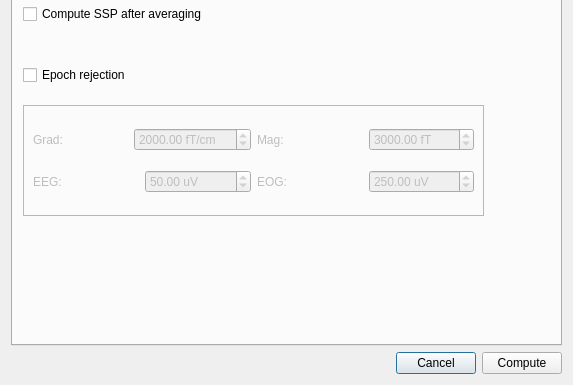
This is hoksotin/ui/qt4Designer/ecgParametersDialog.ui in cibr-jyu/meggie as Qt 5 draws it before an edit; both pictures show x 0 to 573 and y 362 to 747 of the 573 by 747 pixel window. The edited form follows.
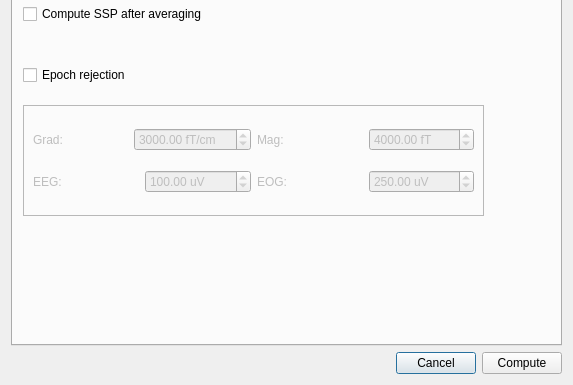
This is the edited form. The open tabs and pages were chosen to show the change.

Diff of the .ui file:
```diff
--- a/hoksotin/ui/qt4Designer/ecgParametersDialog.ui
+++ b/hoksotin/ui/qt4Designer/ecgParametersDialog.ui
@@ -647,7 +647,7 @@
                 <double>1000000000.000000000000000</double>
                </property>
                <property name="value">
-                <double>2000.000000000000000</double>
+                <double>3000.000000000000000</double>
                </property>
               </widget>
              </item>
@@ -671,7 +671,7 @@
                 <double>1000000000.000000000000000</double>
                </property>
                <property name="value">
-                <double>50.000000000000000</double>
+                <double>100.000000000000000</double>
                </property>
               </widget>
              </item>
@@ -699,7 +699,7 @@
                 <double>1000000000.000000000000000</double>
                </property>
                <property name="value">
-                <double>3000.000000000000000</double>
+                <double>4000.000000000000000</double>
                </property>
               </widget>
              </item>
```
Left out of the diff: 26 changed lines with no effect on the pictures.
